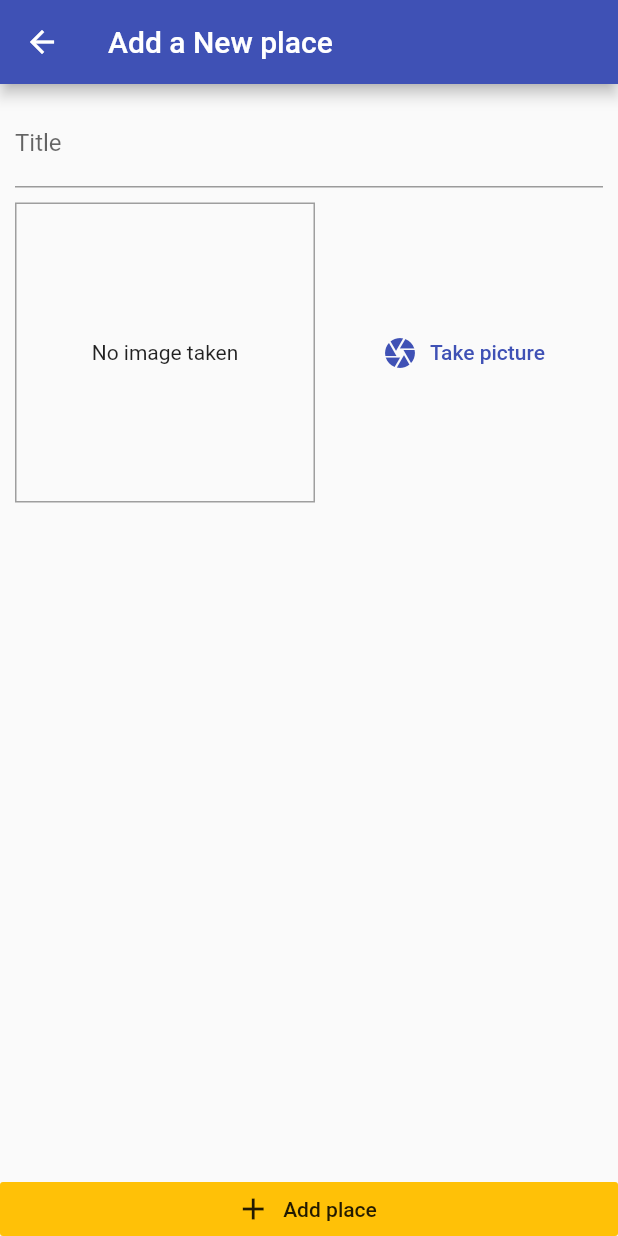
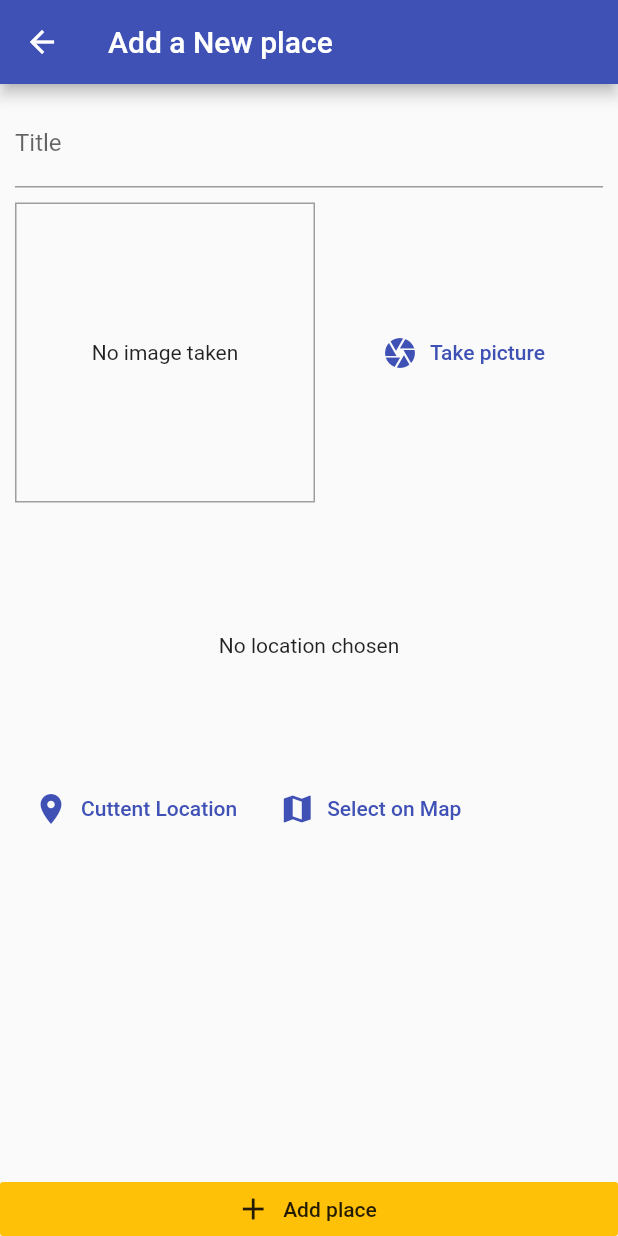
Before and after one commit to zirg41/dev, a Flutter app: the AddPlaceScreen screen opened by its route, on a phone screen of 412 x 824 dp. Run offline on Flutter 3.47's test engine with Material 2 defaults, Android fonts, the phone set to English and light mode, and no system bars; our stand-ins replace image_picker, sqflite; accounts and stored records are empty.

Commit message:
LocationInput added

```diff
--- a/lib/screens/add_place_screen.dart
+++ b/lib/screens/add_place_screen.dart
@@ -1,6 +1,7 @@
 import 'dart:io';
 
 import 'package:flutter/material.dart';
+import 'package:flutter_complete_guide/widgets/location_input.dart';
 import 'package:image_picker/image_picker.dart';
 import 'package:provider/provider.dart';
 
@@ -58,6 +59,8 @@ class _AddPlaceScreenState extends State<AddPlaceScreen> {
                   ),
                   SizedBox(height: 10),
                   ImageInput(_selectImage),
+                  SizedBox(height: 10),
+                  LocationInput(),
                 ],
               ),
             ),
--- a/lib/screens/places_list_screen.dart
+++ b/lib/screens/places_list_screen.dart
@@ -39,8 +39,9 @@ class PlacesListScreen extends StatelessWidget {
                             itemBuilder: (context, index) {
                               return ListTile(
                                 leading: CircleAvatar(
-                                  backgroundImage: FileImage(File(
-                                      greatPlaces.items[index].image.path)),
+                                  backgroundImage: FileImage(
+                                    File(greatPlaces.items[index].image.path),
+                                  ),
                                 ),
                                 title: Text(greatPlaces.items[index].title),
                                 onTap: () {
--- /dev/null
+++ b/lib/widgets/location_input.dart
@@ -0,0 +1,51 @@
+import 'package:flutter/material.dart';
+
+class LocationInput extends StatefulWidget {
+  LocationInput();
+
+  @override
+  State<LocationInput> createState() => _LocationInputState();
+}
+
+class _LocationInputState extends State<LocationInput> {
+  String _previewImageUrl;
+
+  @override
+  Widget build(BuildContext context) {
+    return Column(
+      children: [
+        Container(
+          height: 170,
+          width: double.infinity,
+          alignment: Alignment.center,
+          child: _previewImageUrl == null
+              ? Text(
+                  "No location chosen",
+                  textAlign: TextAlign.center,
+                )
+              : Image.network(
+                  _previewImageUrl,
+                  fit: BoxFit.cover,
+                  width: double.infinity,
+                ),
+        ),
+        Row(
+          children: [
+            FlatButton.icon(
+              onPressed: () {},
+              icon: Icon(Icons.location_on),
+              label: Text("Cuttent Location"),
+              textColor: Theme.of(context).primaryColor,
+            ),
+            FlatButton.icon(
+              onPressed: () {},
+              icon: Icon(Icons.map),
+              label: Text("Select on Map"),
+              textColor: Theme.of(context).primaryColor,
+            ),
+          ],
+        )
+      ],
+    );
+  }
+}
--- a/pubspec.yaml
+++ b/pubspec.yaml
@@ -25,6 +25,7 @@ dependencies:
   flutter:
     sdk: flutter
   image_picker: ^0.8.4+9
+  location: ^4.3.0
   path: ^1.8.1
   path_provider: ^2.0.9
   provider: ^6.0.2
```
Also changed, not shown: pubspec.lock, 1 other file.
